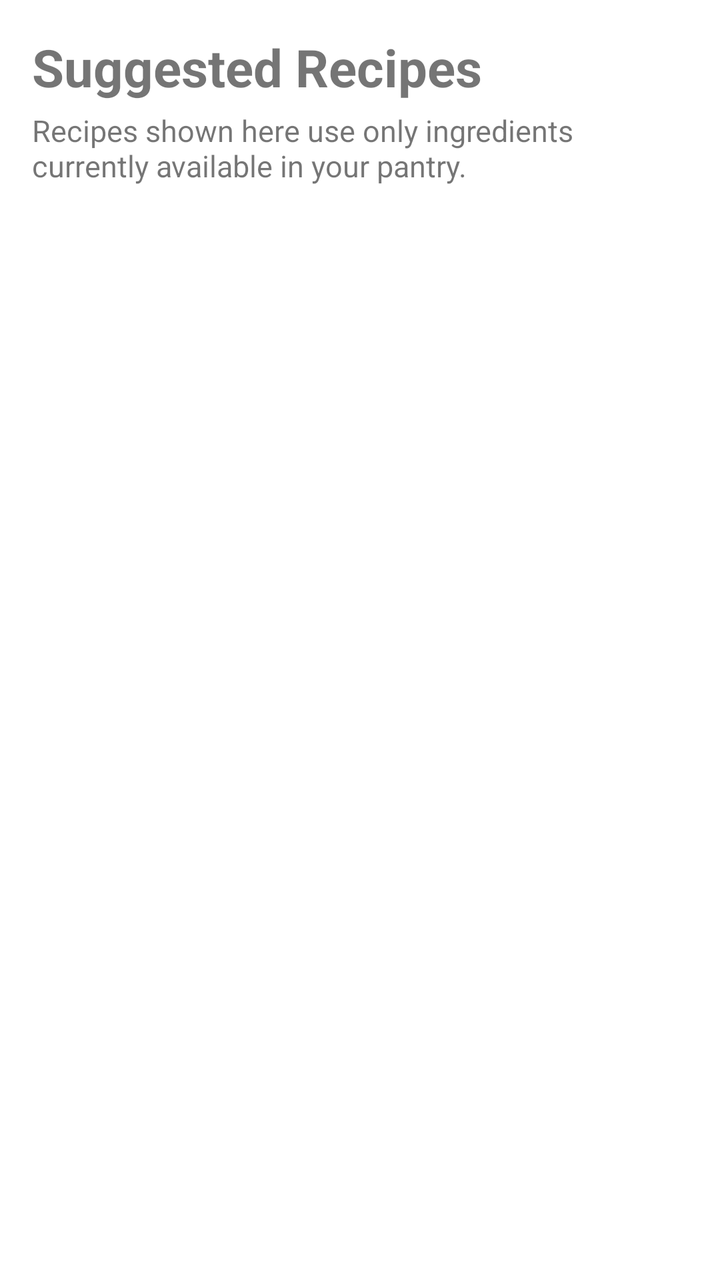
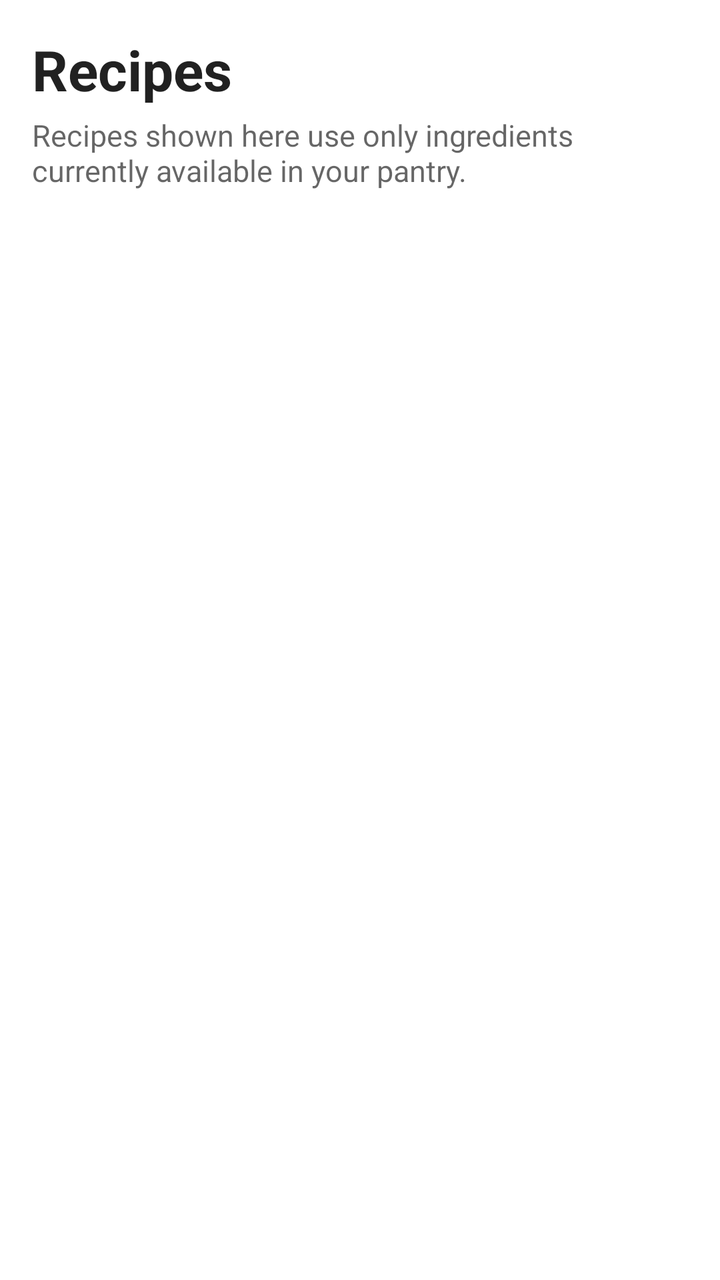

Screens rendered from an Android XML layout before and after an edit, with the pre-edit source and the edit as a unified diff.
<!-- AndroidManifest.xml: application theme Theme.SmartPantryManager -->
<!-- res/layout/activity_suggestions.xml -->
<?xml version="1.0" encoding="utf-8"?>
<LinearLayout
        xmlns:android="http://schemas.android.com/apk/res/android"
        android:layout_width="match_parent"
        android:layout_height="match_parent"
        android:orientation="vertical"
        android:padding="16dp">

    
    <TextView
            android:id="@+id/txtSuggestionsTitle"
            android:layout_width="match_parent"
            android:layout_height="wrap_content"
            android:text="@string/suggestions_title"
            android:textSize="26sp"
            android:textStyle="bold" />

    
    <TextView
            android:id="@+id/txtSuggestionsSubtitle"
            android:layout_width="match_parent"
            android:layout_height="wrap_content"
            android:layout_marginTop="4dp"
            android:text="@string/suggestions_subtitle"
            android:textSize="15sp" />

    
    <androidx.recyclerview.widget.RecyclerView
            android:id="@+id/recipeList"
            android:layout_width="match_parent"
            android:layout_height="0dp"
            android:layout_marginTop="12dp"
            android:layout_weight="1"
            android:clipToPadding="false"
            android:paddingBottom="8dp" />

    
    <TextView
            android:id="@+id/txtSuggestionsEmpty"
            android:layout_width="match_parent"
            android:layout_height="0dp"
            android:layout_marginTop="12dp"
            android:layout_weight="1"
            android:gravity="center"
            android:padding="24dp"
            android:text="@string/suggestions_empty"
            android:textSize="16sp"
            android:visibility="gone" />

</LinearLayout>
<!-- resources referenced by this layout -->
<resources>
  <string name="suggestions_empty">No recipes match your pantry yet. Add more ingredients.</string>
  <string name="suggestions_subtitle">Recipes shown here use only ingredients currently available in your pantry.</string>
  <string name="suggestions_title">Suggested Recipes</string>
  <style name="Theme.SmartPantryManager" parent="Theme.MaterialComponents.DayNight.DarkActionBar">
  
          
          <item name="colorPrimary">@color/purple_500</item>
          <item name="colorPrimaryVariant">@color/purple_700</item>
          <item name="colorOnPrimary">@color/white</item>
  
          
          <item name="colorSecondary">@color/teal_200</item>
          <item name="colorSecondaryVariant">@color/teal_700</item>
          <item name="colorOnSecondary">@color/black</item>
  
          
          <item name="android:statusBarColor">
              ?attr/colorPrimaryVariant
          </item>
  
          
          <item name="android:navigationBarColor">
              @color/white
          </item>
  
          <item name="android:windowLightNavigationBar">
              true
          </item>
  
      </style>
  <color name="purple_500">#FF6200EE</color>
  <color name="purple_700">#FF3700B3</color>
  <color name="white">#FFFFFFFF</color>
  <color name="teal_200">#FF03DAC5</color>
  <color name="teal_700">#FF018786</color>
  <color name="black">#FF000000</color>
</resources>

<!-- the commit's change to res/layout/activity_suggestions.xml (unified diff, before → after) -->
@@ -12,7 +12,8 @@
             android:layout_width="match_parent"
             android:layout_height="wrap_content"
             android:text="@string/suggestions_title"
-            android:textSize="26sp"
+            android:textColor="?android:attr/textColorPrimary"
+            android:textSize="28sp"
             android:textStyle="bold" />
 
     
@@ -22,6 +23,7 @@
             android:layout_height="wrap_content"
             android:layout_marginTop="4dp"
             android:text="@string/suggestions_subtitle"
+            android:textColor="?android:attr/textColorSecondary"
             android:textSize="15sp" />
 
     
@@ -29,21 +31,22 @@
             android:id="@+id/recipeList"
             android:layout_width="match_parent"
             android:layout_height="0dp"
-            android:layout_marginTop="12dp"
+            android:layout_marginTop="16dp"
             android:layout_weight="1"
             android:clipToPadding="false"
-            android:paddingBottom="8dp" />
+            android:paddingBottom="8dp"
+            android:scrollbars="vertical" />
 
     
     <TextView
             android:id="@+id/txtSuggestionsEmpty"
             android:layout_width="match_parent"
             android:layout_height="0dp"
-            android:layout_marginTop="12dp"
             android:layout_weight="1"
             android:gravity="center"
             android:padding="24dp"
             android:text="@string/suggestions_empty"
+            android:textColor="?android:attr/textColorSecondary"
             android:textSize="16sp"
             android:visibility="gone" />
 
<!-- resource entries referenced after the edit -->
@@ -1,40 +1,25 @@
 <!-- resources referenced by this layout -->
 <resources>
   <string name="suggestions_empty">No recipes match your pantry yet. Add more ingredients.</string>
-  <string name="suggestions_subtitle">Recipes shown here use only ingredients currently available in your pantry.</string>
-  <string name="suggestions_title">Suggested Recipes</string>
+  <string name="suggestions_subtitle">
+          Recipes shown here use only ingredients currently available in your pantry.
+      </string>
+  <string name="suggestions_title">Recipes</string>
   <style name="Theme.SmartPantryManager" parent="Theme.MaterialComponents.DayNight.DarkActionBar">
   
-          
-          <item name="colorPrimary">@color/purple_500</item>
-          <item name="colorPrimaryVariant">@color/purple_700</item>
+          <item name="colorPrimary">@color/primary_neon</item>
+          <item name="colorPrimaryVariant">@color/secondary_neon</item>
+          <item name="colorSecondary">@color/accent_purple</item>
+  
           <item name="colorOnPrimary">@color/white</item>
+          <item name="colorOnSecondary">@color/white</item>
   
-          
-          <item name="colorSecondary">@color/teal_200</item>
-          <item name="colorSecondaryVariant">@color/teal_700</item>
-          <item name="colorOnSecondary">@color/black</item>
-  
-          
-          <item name="android:statusBarColor">
-              ?attr/colorPrimaryVariant
-          </item>
-  
-          
-          <item name="android:navigationBarColor">
-              @color/white
-          </item>
-  
-          <item name="android:windowLightNavigationBar">
-              true
-          </item>
+          <item name="android:statusBarColor">@color/primary_neon</item>
   
       </style>
-  <color name="purple_500">#FF6200EE</color>
-  <color name="purple_700">#FF3700B3</color>
-  <color name="white">#FFFFFFFF</color>
-  <color name="teal_200">#FF03DAC5</color>
-  <color name="teal_700">#FF018786</color>
-  <color name="black">#FF000000</color>
+  <color name="primary_neon">#00C6A7</color>
+  <color name="secondary_neon">#4DA8FF</color>
+  <color name="accent_purple">#8B5CF6</color>
+  <color name="white">#FFFFFF</color>
 </resources>
 
